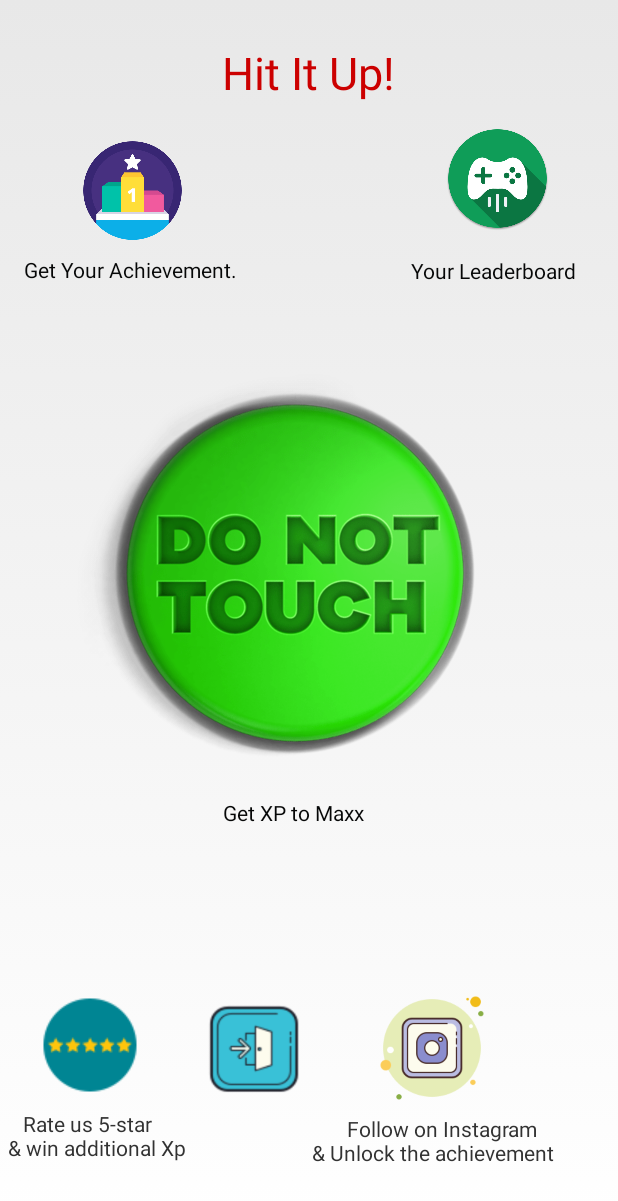
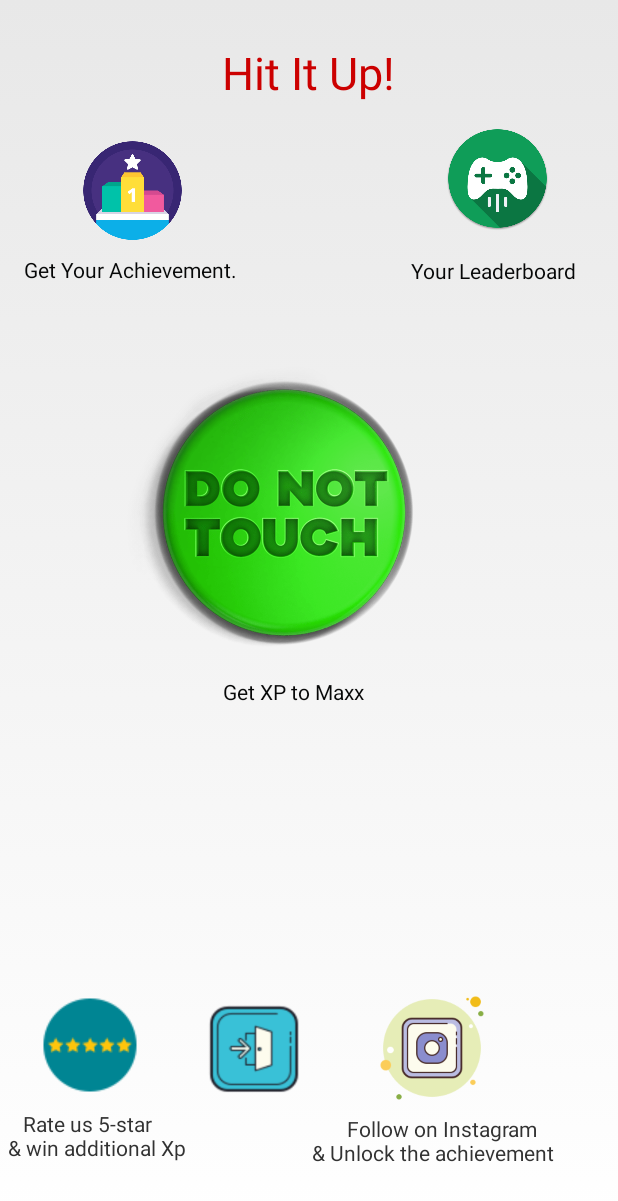
Before and after one commit to nnishad/OneTapXP_Booster, an Android app: the screen it shows after launch (MainActivity), on a phone screen of 412 x 824 dp. Shown: the top 1201 px of the screen. Run offline under Robolectric (Android 15) with nearby library versions, the phone set to English and light mode, and no system bars; our stand-ins replace AdMob; 3 statements that could not run were skipped.

Commit message:
Add added!

```diff
--- a/app/src/main/AndroidManifest.xml
+++ b/app/src/main/AndroidManifest.xml
@@ -26,6 +26,9 @@
         <meta-data
             android:name="com.google.android.gms.version"
             android:value="@integer/google_play_services_version" />
+        <meta-data
+            android:name="com.google.android.gms.ads.APPLICATION_ID"
+            android:value="ca-app-pub-9659269658536774~2740030670" />
     </application>
 
 </manifest>
--- a/app/src/main/java/com/nightowldevelopers/onetapxpboost/MainActivity.java
+++ b/app/src/main/java/com/nightowldevelopers/onetapxpboost/MainActivity.java
@@ -20,6 +20,8 @@ import android.widget.Toast;
 
 import androidx.annotation.NonNull;
 
+import com.google.android.gms.ads.AdRequest;
+import com.google.android.gms.ads.AdView;
 import com.google.android.gms.auth.api.signin.GoogleSignIn;
 import com.google.android.gms.auth.api.signin.GoogleSignInAccount;
 import com.google.android.gms.auth.api.signin.GoogleSignInClient;
@@ -46,6 +48,7 @@ import java.util.ArrayList;
 
 public class MainActivity extends Activity implements
         View.OnClickListener {
+    private AdView mAdView;
 
     protected static final int RC_LEADERBOARD_UI = 9004;
     final static String TAG = "OneTapXPBoost";
@@ -103,6 +106,9 @@ public class MainActivity extends Activity implements
     public void onCreate(Bundle savedInstanceState) {
         super.onCreate(savedInstanceState);
         setContentView(R.layout.activity_main);
+        mAdView = findViewById(R.id.adView);
+        AdRequest adRequest = new AdRequest.Builder().build();
+        mAdView.loadAd(adRequest);
 
         // Create the client used to sign in.
         mGoogleSignInClient = GoogleSignIn.getClient(this, GoogleSignInOptions.DEFAULT_GAMES_SIGN_IN);
--- a/app/src/main/res/layout/activity_main.xml
+++ b/app/src/main/res/layout/activity_main.xml
@@ -50,8 +50,8 @@
         <Button
             android:id="@+id/button_single_player_2"
             style="@style/MainScreenButton"
-            android:layout_width="300dp"
-            android:layout_height="300dp"
+            android:layout_width="216dp"
+            android:layout_height="219dp"
             android:layout_marginTop="232dp"
             android:background="@drawable/do_not_touch"
             app:layout_constraintBottom_toTopOf="@+id/frameLayout2"
@@ -68,8 +68,8 @@
             android:layout_marginLeft="8dp"
             android:layout_marginEnd="8dp"
             android:layout_marginRight="8dp"
+            android:text="@string/single_player_explanation"
             android:textColor="#060707"
-            android:text="@string/single_player_explanation"
             app:layout_constraintEnd_toEndOf="parent"
             app:layout_constraintHorizontal_bias="0.466"
             app:layout_constraintStart_toStartOf="parent"
@@ -96,8 +96,8 @@
             android:layout_marginTop="8dp"
             android:layout_marginEnd="136dp"
             android:layout_marginRight="136dp"
+            android:text="@string/see_invitations_explanation"
             android:textColor="#060707"
-            android:text="@string/see_invitations_explanation"
             app:layout_constraintBottom_toBottomOf="parent"
             app:layout_constraintEnd_toEndOf="parent"
             app:layout_constraintHorizontal_bias="0.066"
@@ -139,6 +139,7 @@
             android:layout_width="404dp"
             android:layout_height="193dp"
             app:layout_constraintBottom_toBottomOf="parent"
+            tools:ignore="MissingConstraints"
             tools:layout_editor_absoluteX="0dp">
 
 
@@ -240,6 +241,21 @@
                     app:layout_constraintVertical_bias="0.208" />
             </androidx.constraintlayout.widget.ConstraintLayout>
         </FrameLayout>
+
+        <com.google.android.gms.ads.AdView xmlns:ads="http://schemas.android.com/apk/res-auto"
+            android:id="@+id/adView"
+            android:layout_width="wrap_content"
+            android:layout_height="wrap_content"
+            android:layout_alignParentBottom="true"
+            android:layout_centerHorizontal="true"
+            ads:adSize="BANNER"
+            ads:adUnitId="ca-app-pub-3940256099942544/6300978111"
+            ads:layout_constraintBottom_toTopOf="@+id/frameLayout2"
+            ads:layout_constraintEnd_toEndOf="parent"
+            ads:layout_constraintHorizontal_bias="0.5"
+            ads:layout_constraintStart_toStartOf="parent"
+            ads:layout_constraintTop_toBottomOf="@+id/textView2"
+            tools:ignore="MissingConstraints"></com.google.android.gms.ads.AdView>
     </androidx.constraintlayout.widget.ConstraintLayout>
 
 
--- a/app/src/main/res/values/strings.xml
+++ b/app/src/main/res/values/strings.xml
@@ -31,7 +31,6 @@
     <string name="unexpected_status">Unexpected status: %1$s</string>
     <string name="match_error_inactive_match">This match is inactive.</string>
     <string name='match_error_locally_modified'>This match has locally-modified data.  This operation cannot be performed until the match is sent to the server.</string>
-    <string name="admob_app_id">ca-app-pub-3940256099942544~3347511713</string>
-    <string name="ad_unit_id">ca-app-pub-3940256099942544/5224354917</string>
+
 
 </resources>
```
Also changed, not shown: app/build.gradle (+9 -7 lines), 1 other file.
